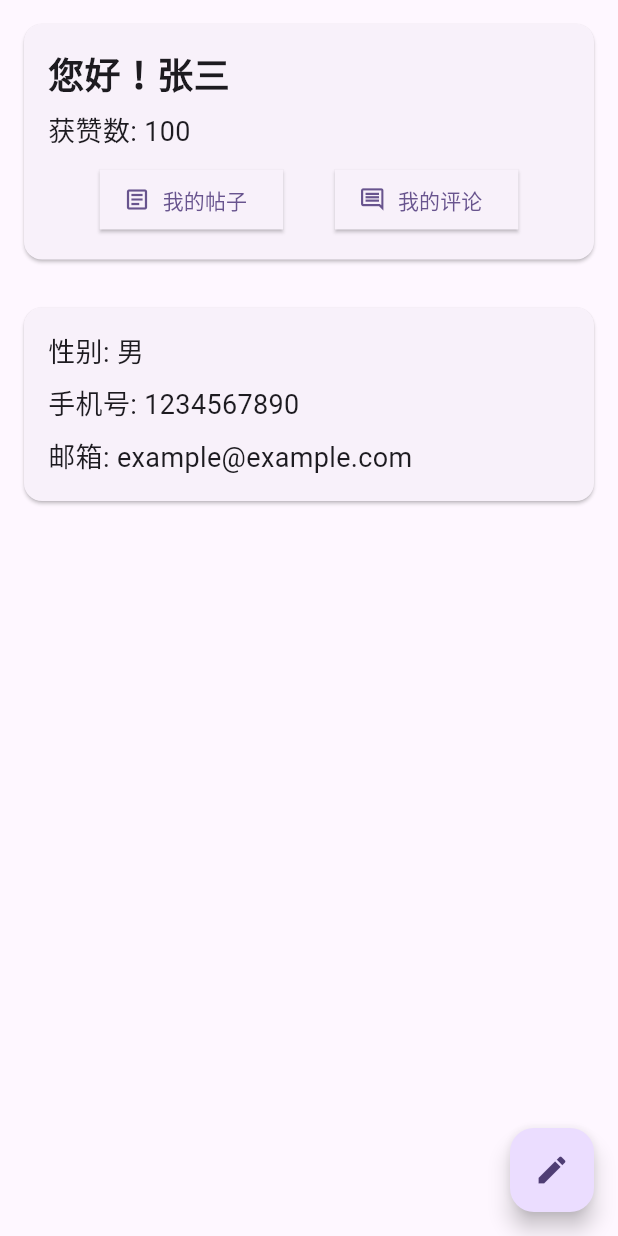
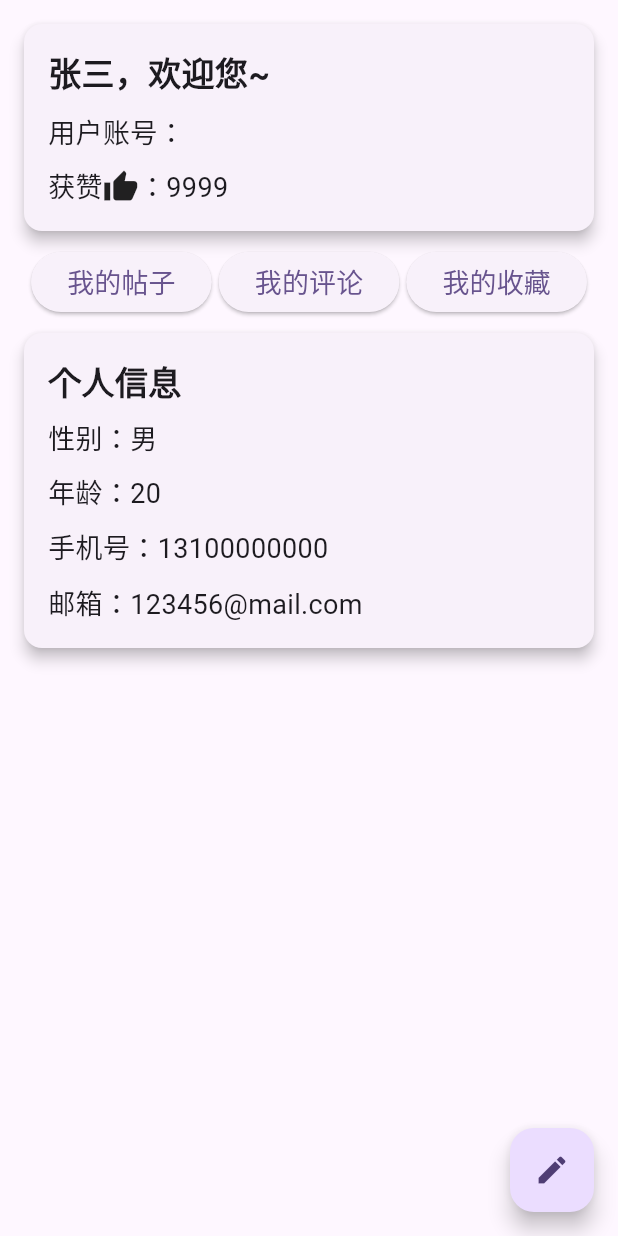
Before and after one commit to HHepan/exam-community, a Flutter app: the Personal screen opened directly, on a phone screen of 412 x 824 dp. Run offline on Flutter 3.47's test engine with Material 3 defaults, Android fonts, the phone set to English and light mode, and no system bars; our stand-ins replace dio.

Commit message:
connect success and other addition

```diff
--- a/lib/community/community.dart
+++ b/lib/community/community.dart
@@ -13,7 +13,7 @@ class _CommunityState extends State<Community> {
   // 假设已经有一个包含20条博客数据的列表
   List<BlogPost> blogPosts = List.generate(20, (index) => BlogPost(
     title: 'Title $index',
-    content: 'Content $index',
+    content: 'Content $index @@@@@@@@@@@@@@@@@@@@@@@@@@@@@@@@@@@@@@@@@@@@@@@@@@',
   ));
 
   @override
--- a/lib/main.dart
+++ b/lib/main.dart
@@ -54,7 +54,7 @@ class _MyAppState extends State<MyApp> {
         bottomNavigationBar: BottomNavigationBar(
           items: const <BottomNavigationBarItem>[
             BottomNavigationBarItem(icon: Icon(Icons.home), label: '主页'),
-            BottomNavigationBarItem(icon: Icon(Icons.business), label: '社区'),
+            BottomNavigationBarItem(icon: Icon(Icons.group), label: '社区'),
             BottomNavigationBarItem(icon: Icon(Icons.person), label: '我的'),
           ],
           currentIndex: _selectedIndex,
--- a/lib/personal/personal.dart
+++ b/lib/personal/personal.dart
@@ -6,9 +6,118 @@ class Personal extends StatelessWidget {
   @override
   Widget build(BuildContext context) {
     return Scaffold(
+      body: Padding(
+        padding: const EdgeInsets.all(16.0),
+        child: Column(
+          crossAxisAlignment: CrossAxisAlignment.start,
+          children: [
+            FractionallySizedBox(
+              widthFactor: 1.0, // 设置宽度占满屏幕
+              child: Card(
+                elevation: 4,
+                margin: EdgeInsets.zero,
+                child: Padding(
+                  padding: const EdgeInsets.all(16.0),
+                  child: Column(
+                    crossAxisAlignment: CrossAxisAlignment.start,
+                    children: [
+                      Text(
+                        '张三，欢迎您~', // 修改为加粗放大的字体
+                        style: TextStyle(fontSize: 22, fontWeight: FontWeight.bold),
+                      ),
+                      SizedBox(height: 10),
+                      Text(
+                        '用户账号：',
+                        style: TextStyle(fontSize: 18),
+                      ),
+                      SizedBox(height: 10),
+                      Row(
+                        children: [
+                          Text(
+                            '获赞', // 添加点赞图标
+                            style: TextStyle(fontSize: 18),
+                          ),
+                          Icon(Icons.thumb_up), // 点赞图标
+                          Text(
+                            '：9999', // 添加点赞图标
+                            style: TextStyle(fontSize: 18),
+                          ),
+                        ],
+                      ),
+                    ],
+                  ),
+                ),
+              ),
+            ),
+            SizedBox(height: 10),
+            Row(
+              mainAxisAlignment: MainAxisAlignment.spaceEvenly, // 按钮均匀分布
+              children: [
+                ElevatedButton(
+                  onPressed: () {
+                    // 点击“我的帖子”按钮的操作
+                  },
+                  child: Text('我的帖子', style: TextStyle(fontSize: 18)),
+                ),
+                ElevatedButton(
+                  onPressed: () {
+                    // 点击“我的评论”按钮的操作
+                  },
+                  child: Text('我的评论', style: TextStyle(fontSize: 18)),
+                ),
+                ElevatedButton(
+                  onPressed: () {
+                    // 点击“我的收藏”按钮的操作
+                  },
+                  child: Text('我的收藏', style: TextStyle(fontSize: 18)),
+                ),
+              ],
+            ),
+            SizedBox(height: 10),
+            FractionallySizedBox(
+              widthFactor: 1.0,
+              child: Card(
+                elevation: 4,
+                margin: EdgeInsets.zero,
+                child: Padding(
+                  padding: const EdgeInsets.all(16.0),
+                  child: Column(
+                    crossAxisAlignment: CrossAxisAlignment.start,
+                    children: [
+                      Text(
+                        '个人信息',
+                        style: TextStyle(fontSize: 22, fontWeight: FontWeight.bold),
+                      ),
+                      SizedBox(height: 10),
+                      Text(
+                        '性别：男',
+                        style: TextStyle(fontSize: 18),
+                      ),
+                      SizedBox(height: 10),
+                      Text(
+                        '年龄：20',
+                        style: TextStyle(fontSize: 18),
+                      ),
+                      SizedBox(height: 10),
+                      Text(
+                        '手机号：13100000000',
+                        style: TextStyle(fontSize: 18),
+                      ),
+                      SizedBox(height: 10),
+                      Text(
+                        '邮箱：123456@mail.com',
+                        style: TextStyle(fontSize: 18),
+                      ),
+                    ],
+                  ),
+                ),
+              ),
+            ),
+          ],
+        ),
+      ),
       floatingActionButton: FloatingActionButton(
         onPressed: () {
-          // Edit button on pressed event
           Navigator.push(
             context,
             MaterialPageRoute(builder: (context) => EditPersonal()),
@@ -16,103 +125,6 @@ class Personal extends StatelessWidget {
         },
         child: Icon(Icons.edit),
       ),
-      body: SingleChildScrollView(
-        child: Column(
-          crossAxisAlignment: CrossAxisAlignment.stretch,
-          children: [
-            Card(
-              margin: EdgeInsets.all(16),
-              child: Padding(
-                padding: EdgeInsets.all(16),
-                child: Column(
-                  crossAxisAlignment: CrossAxisAlignment.start,
-                  children: [
-                    Text(
-                      '您好！张三',
-                      style: TextStyle(
-                        fontSize: 24,
-                        fontWeight: FontWeight.bold,
-                      ),
-                    ),
-                    SizedBox(height: 8),
-                    Text(
-                      '获赞数: 100',
-                      style: TextStyle(
-                        fontSize: 18,
-                      ),
-                    ),
-                    SizedBox(height: 8),
-                    Row(
-                      mainAxisAlignment: MainAxisAlignment.spaceEvenly,
-                      children: [
-                        ElevatedButton.icon(
-                          onPressed: () {
-                            // “我的帖子”按钮点击事件
-                          },
-                          icon: Icon(Icons.article_outlined),
-                          label: Text('我的帖子'),
-                          style: ButtonStyle(
-                            shape: MaterialStateProperty.all<RoundedRectangleBorder>(
-                              RoundedRectangleBorder(
-                                borderRadius: BorderRadius.circular(0),
-                              ),
-                            ),
-                          ),
-                        ),
-                        ElevatedButton.icon(
-                          onPressed: () {
-                            // “我的评论”按钮点击事件
-                          },
-                          icon: Icon(Icons.comment_outlined),
-                          label: Text('我的评论'),
-                          style: ButtonStyle(
-                            shape: MaterialStateProperty.all<RoundedRectangleBorder>(
-                              RoundedRectangleBorder(
-                                borderRadius: BorderRadius.circular(0),
-                              ),
-                            ),
-                          ),
-                        ),
-                      ],
-                    ),
-                  ],
-                ),
-              ),
-            ),
-            Card(
-              margin: EdgeInsets.all(16),
-              child: Padding(
-                padding: EdgeInsets.all(16),
-                child: Column(
-                  crossAxisAlignment: CrossAxisAlignment.start,
-                  children: [
-                    Text(
-                      '性别: 男',
-                      style: TextStyle(
-                        fontSize: 18,
-                      ),
-                    ),
-                    SizedBox(height: 8),
-                    Text(
-                      '手机号: 1234567890',
-                      style: TextStyle(
-                        fontSize: 18,
-                      ),
-                    ),
-                    SizedBox(height: 8),
-                    Text(
-                      '邮箱: example@example.com',
-                      style: TextStyle(
-                        fontSize: 18,
-                      ),
-                    ),
-                  ],
-                ),
-              ),
-            ),
-          ],
-        ),
-      ),
     );
   }
 }
--- a/lib/test-api.dart
+++ b/lib/test-api.dart
@@ -3,9 +3,9 @@ import 'package:dio/dio.dart';
 class ApiService {
   final Dio _dio = Dio();
 
-  Future<Map<String, dynamic>> fetchDataFromSpringBoot() async {
+  Future<String> fetchDataFromSpringBoot() async {
     try {
-      Response response = await _dio.get('http://your-spring-boot-api-url');
+      Response response = await _dio.get('http://192.168.85.1:8080/flutter/getAll');
 
       if (response.statusCode == 200) {
         return response.data;
```
Also changed, not shown: lib/community/comments.dart (+59 -7 lines), lib/exam/exam.dart (+11 -0 lines), lib/personal/edit-personal.dart (+8 -1 lines), 1 other file.
